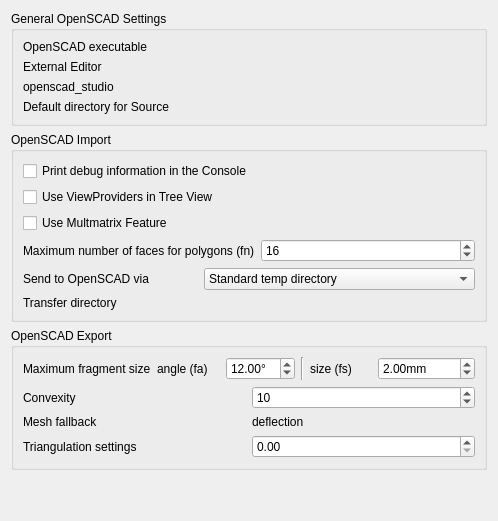
This is freecad/OpenSCAD_Ext/Resources/ui/OpenSCAD_Ext_Preferences.ui in KeithSloan/OpenSCAD_Workbench as Qt 5 draws it before an edit. The edited form follows.
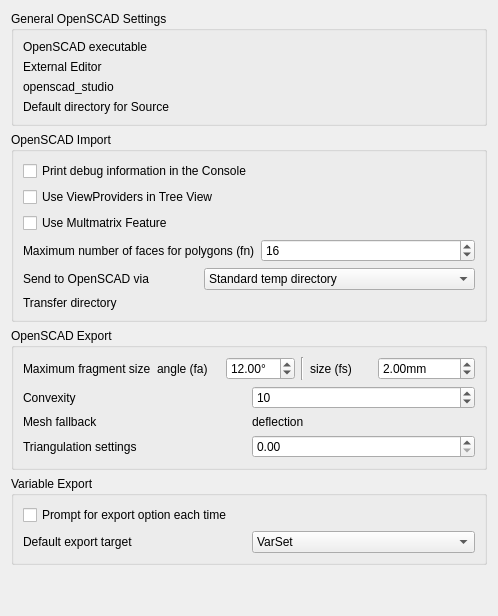
This is the edited form. Custom widgets are drawn as their Qt base class.

Commit message:
Add Variable Export preferences and FreeCAD 1.1 minimum version
- Add 'Variable Export' group to OpenSCAD_Ext_Preferences.ui:
  - 'Prompt for export option each time' checkbox (varExportPrompt)
  - 'Default export target' combo: VarSet (active), Spreadsheet (future), Vars (future)
  - Tooltip notes FreeCAD 1.1+ requirement for VarSet
- Add <freecadmin>1.1.0</freecadmin> to package.xml

```diff
--- a/freecad/OpenSCAD_Ext/Resources/ui/OpenSCAD_Ext_Preferences.ui
+++ b/freecad/OpenSCAD_Ext/Resources/ui/OpenSCAD_Ext_Preferences.ui
@@ -452,6 +452,68 @@
     </widget>
    </item>
 
+   <!-- Variable Export -->
+   <item>
+    <widget class="QGroupBox" name="groupBox_varexport">
+     <property name="title">
+      <string>Variable Export</string>
+     </property>
+     <layout class="QVBoxLayout" name="verticalLayout_varexport">
+
+      <!-- Prompt each time -->
+      <item>
+       <widget class="Gui::PrefCheckBox" name="checkBox_varexport_prompt">
+        <property name="toolTip">
+         <string>Ask which export target to use each time variables are extracted</string>
+        </property>
+        <property name="text">
+         <string>Prompt for export option each time</string>
+        </property>
+        <property name="prefEntry" stdset="0">
+         <cstring>varExportPrompt</cstring>
+        </property>
+        <property name="prefPath" stdset="0">
+         <cstring>Mod/OpenSCAD</cstring>
+        </property>
+       </widget>
+      </item>
+
+      <!-- Default export target -->
+      <item>
+       <layout class="QHBoxLayout" name="horizontalLayout_varexport_target">
+        <item>
+         <widget class="QLabel" name="label_varexport_target">
+          <property name="text">
+           <string>Default export target</string>
+          </property>
+         </widget>
+        </item>
+        <item>
+         <widget class="Gui::PrefComboBox" name="comboBox_varexport_target">
+          <property name="toolTip">
+           <string>Where extracted OpenSCAD variables are stored in the FreeCAD document.
+VarSet: creates an App::VarSet object (recommended, requires FreeCAD 1.1+).
+Spreadsheet: placeholder — not yet implemented.
+Vars: placeholder — not yet implemented.</string>
+          </property>
+          <property name="prefEntry" stdset="0">
+           <cstring>varExportTarget</cstring>
+          </property>
+          <property name="prefPath" stdset="0">
+           <cstring>Mod/OpenSCAD</cstring>
+          </property>
+          <item><property name="text"><string>VarSet</string></property></item>
+          <item><property name="text"><string>Spreadsheet (future)</string></property></item>
+          <item><property name="text"><string>Vars (future)</string></property></item>
+         </widget>
+        </item>
+       </layout>
+      </item>
+
+     </layout>
+    </widget>
+   </item>
+
    <item>
     <spacer name="verticalSpacer">
      <property name="orientation">
```
The commit also changes 1 other file.
